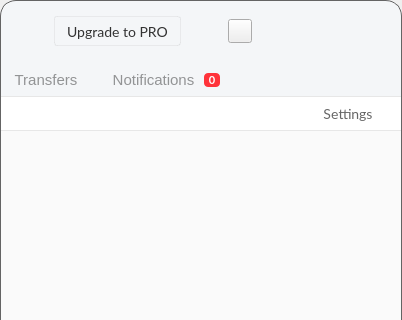
This is src/MEGASync/gui/win/InfoDialog.ui in meganz/MEGAsync as Qt 5 draws it before an edit; both pictures show x 0 to 402 and y 0 to 320 of the 402 by 564 pixel window. The edited form follows.
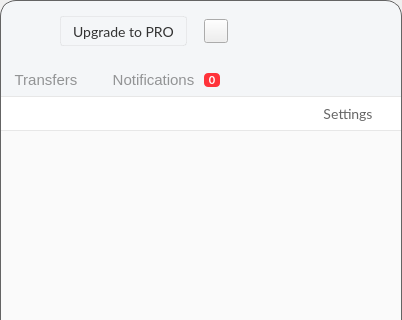
This is the edited form. Icons and pictures are not drawn. Custom widgets are drawn as their Qt base class.

What changed in the file:
```diff
--- a/src/MEGASync/gui/win/InfoDialog.ui
+++ b/src/MEGASync/gui/win/InfoDialog.ui
@@ -218,7 +218,7 @@
               </property>
               <layout class="QHBoxLayout" name="horizontalLayout">
                <property name="spacing">
-                <number>10</number>
+                <number>16</number>
                </property>
                <property name="leftMargin">
                 <number>15</number>
```
Left out of the diff: 35 changed lines with no effect on the pictures.
